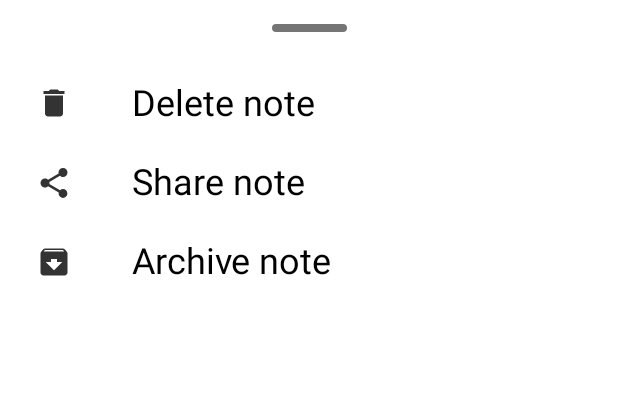
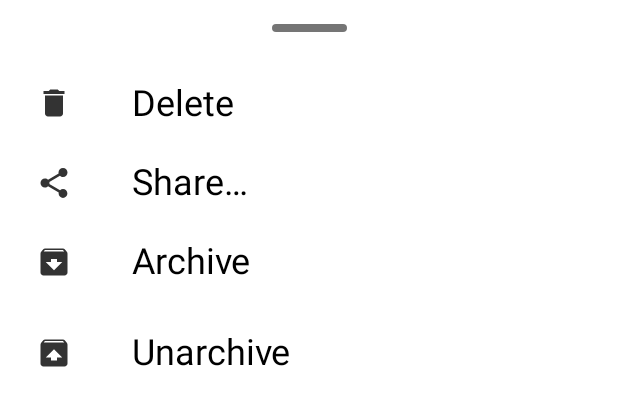
Before and after one commit to Nnamodi/Jotter, an Android app: the layout jot_bottom_sheet.xml on its own in the app's theme, with its tools: preview values and no code run, on a phone screen of 412 x 824 dp. Shown: the top 406 px of the screen. Run offline under Robolectric (Android 15) with nearby library versions, the phone set to English and light mode, and no system bars.

Commit message:
Bugfix with new functionality

```diff
--- a/app/src/main/java/com/roland/android/jotter/util/NoteRepository.kt
+++ b/app/src/main/java/com/roland/android/jotter/util/NoteRepository.kt
@@ -5,9 +5,9 @@ import com.roland.android.jotter.database.NoteDao
 import com.roland.android.jotter.model.Note
 
 class NoteRepository(private val noteDao: NoteDao) {
-    val getNotes: LiveData<List<Note>> = noteDao.getNotes()
+    val getNotes: LiveData<List<Note>> = noteDao.getNotes(false)
 
-    val getArchivedNotes: LiveData<List<Note>> = noteDao.getArchivedNotes(false)
+    val getArchivedNotes: LiveData<List<Note>> = noteDao.getNotes(true)
 
     suspend fun addNote(note: Note) {
         noteDao.addNote(note)
--- a/app/src/main/java/com/roland/android/jotter/view/JotEditFragment.kt
+++ b/app/src/main/java/com/roland/android/jotter/view/JotEditFragment.kt
@@ -75,7 +75,6 @@ class JotEditFragment : Fragment() {
             note.title = noteTitle.text.toString()
             note.body = noteBody.text.toString()
             note.date = Calendar.getInstance().time
-            note.archived = false
             jotViewModel.addNotes(note)
             findNavController().navigateUp()
             Toast.makeText(context, getString(R.string.save_note_text), Toast.LENGTH_SHORT).show()
@@ -93,6 +92,7 @@ class JotEditFragment : Fragment() {
             note.title = noteTitle.text.toString()
             note.body = noteBody.text.toString()
             note.date = Calendar.getInstance().time
+            note.archived = args.edit?.archived!!
             if (titleIsSame && bodyIsSame) {
                 findNavController().navigateUp()
             } else {
--- a/app/src/main/java/com/roland/android/jotter/viewModel/JotterViewModel.kt
+++ b/app/src/main/java/com/roland/android/jotter/viewModel/JotterViewModel.kt
@@ -37,4 +37,9 @@ class JotterViewModel(app: Application) : AndroidViewModel(app) {
             repository.deleteNote(note)
         }
     }
+
+    fun archiveNote(note: Note, archive: Boolean) {
+        note.archived = archive
+        updateNote(note)
+    }
 }
--- /dev/null
+++ b/app/src/main/res/drawable-anydpi/unarchive_icon.xml
@@ -0,0 +1,11 @@
+<vector xmlns:android="http://schemas.android.com/apk/res/android"
+    android:width="24dp"
+    android:height="24dp"
+    android:viewportWidth="24"
+    android:viewportHeight="24"
+    android:tint="#FFFFFF"
+    android:alpha="0.8">
+  <path
+      android:fillColor="@android:color/white"
+      android:pathData="M20.55,5.22l-1.39,-1.68C18.88,3.21 18.47,3 18,3H6C5.53,3 5.12,3.21 4.85,3.55L3.46,5.22C3.17,5.57 3,6.01 3,6.5V19c0,1.1 0.89,2 2,2h14c1.1,0 2,-0.9 2,-2V6.5C21,6.01 20.83,5.57 20.55,5.22zM12,9.5l5.5,5.5H14v2h-4v-2H6.5L12,9.5zM5.12,5l0.82,-1h12l0.93,1H5.12z"/>
+</vector>
--- a/app/src/main/res/layout/jot_bottom_sheet.xml
+++ b/app/src/main/res/layout/jot_bottom_sheet.xml
@@ -27,6 +27,7 @@
             android:layout_width="0dp"
             android:layout_height="wrap_content"
             android:layout_marginTop="20dp"
+            android:contentDescription="@string/delete"
             android:foreground="?android:attr/selectableItemBackground"
             app:layout_constraintEnd_toEndOf="parent"
             app:layout_constraintStart_toStartOf="parent"
@@ -39,7 +40,7 @@
                 android:layout_marginStart="24dp"
                 android:layout_marginTop="4dp"
                 android:layout_marginBottom="2dp"
-                android:contentDescription="@string/delete_note"
+                android:contentDescription="@string/delete"
                 app:layout_constraintBottom_toBottomOf="@+id/textView"
                 app:layout_constraintStart_toStartOf="parent"
                 app:layout_constraintTop_toTopOf="@+id/textView"
@@ -54,7 +55,7 @@
                 android:layout_marginTop="10dp"
                 android:layout_marginEnd="16dp"
                 android:layout_marginBottom="10dp"
-                android:text="@string/delete_note"
+                android:text="@string/delete"
                 android:textSize="24sp"
                 app:layout_constraintBottom_toBottomOf="parent"
                 app:layout_constraintEnd_toEndOf="parent"
@@ -66,6 +67,7 @@
             android:id="@+id/share_note"
             android:layout_width="0dp"
             android:layout_height="wrap_content"
+            android:contentDescription="@string/share"
             android:foreground="?android:attr/selectableItemBackground"
             app:layout_constraintEnd_toEndOf="parent"
             app:layout_constraintStart_toStartOf="parent"
@@ -78,7 +80,7 @@
                 android:layout_marginStart="24dp"
                 android:layout_marginTop="4dp"
                 android:layout_marginBottom="1dp"
-                android:contentDescription="@string/share_note"
+                android:contentDescription="@string/share"
                 app:layout_constraintBottom_toBottomOf="@+id/textView2"
                 app:layout_constraintStart_toStartOf="parent"
                 app:layout_constraintTop_toTopOf="@+id/textView2"
@@ -93,7 +95,7 @@
                 android:layout_marginTop="10dp"
                 android:layout_marginEnd="16dp"
                 android:layout_marginBottom="10dp"
-                android:text="@string/share_note"
+                android:text="@string/share"
                 android:textSize="24sp"
                 app:layout_constraintBottom_toBottomOf="parent"
                 app:layout_constraintEnd_toEndOf="parent"
@@ -106,8 +108,9 @@
             android:layout_width="0dp"
             android:layout_height="wrap_content"
             android:layout_marginBottom="8dp"
+            android:contentDescription="@string/archive"
             android:foreground="?android:attr/selectableItemBackground"
-            app:layout_constraintBottom_toBottomOf="parent"
+            app:layout_constraintBottom_toTopOf="@+id/unarchive_note"
             app:layout_constraintEnd_toEndOf="parent"
             app:layout_constraintStart_toStartOf="parent"
             app:layout_constraintTop_toBottomOf="@+id/share_note">
@@ -119,7 +122,7 @@
                 android:layout_marginStart="24dp"
                 android:layout_marginTop="4dp"
                 android:layout_marginBottom="1dp"
-                android:contentDescription="@string/share_note"
+                android:contentDescription="@string/archive"
                 app:layout_constraintBottom_toBottomOf="@+id/textView3"
                 app:layout_constraintStart_toStartOf="parent"
                 app:layout_constraintTop_toTopOf="@+id/textView3"
@@ -134,12 +137,54 @@
                 android:layout_marginTop="10dp"
                 android:layout_marginEnd="16dp"
                 android:layout_marginBottom="10dp"
-                android:text="@string/archive_note"
+                android:text="@string/archive"
                 android:textSize="24sp"
                 app:layout_constraintBottom_toBottomOf="parent"
                 app:layout_constraintEnd_toEndOf="parent"
                 app:layout_constraintStart_toEndOf="@id/archive"
                 app:layout_constraintTop_toTopOf="parent" />
         </androidx.constraintlayout.widget.ConstraintLayout>
+
+        <androidx.constraintlayout.widget.ConstraintLayout
+            android:id="@+id/unarchive_note"
+            android:layout_width="0dp"
+            android:layout_height="wrap_content"
+            android:layout_marginBottom="8dp"
+            android:contentDescription="@string/unarchive"
+            android:foreground="?android:attr/selectableItemBackground"
+            app:layout_constraintBottom_toBottomOf="parent"
+            app:layout_constraintEnd_toEndOf="parent"
+            app:layout_constraintStart_toStartOf="parent"
+            app:layout_constraintTop_toBottomOf="@+id/archive_note">
+
+            <ImageView
+                android:id="@+id/unarchive"
+                android:layout_width="24dp"
+                android:layout_height="24dp"
+                android:layout_marginStart="24dp"
+                android:layout_marginTop="4dp"
+                android:layout_marginBottom="1dp"
+                android:contentDescription="@string/unarchive"
+                app:layout_constraintBottom_toBottomOf="@+id/textView4"
+                app:layout_constraintStart_toStartOf="parent"
+                app:layout_constraintTop_toTopOf="@+id/textView4"
+                app:srcCompat="@drawable/unarchive_icon"
+                app:tint="?attr/colorOnSecondary" />
+
+            <TextView
+                android:id="@+id/textView4"
+                android:layout_width="0dp"
+                android:layout_height="wrap_content"
+                android:layout_marginStart="40dp"
+                android:layout_marginTop="10dp"
+                android:layout_marginEnd="16dp"
+                android:layout_marginBottom="10dp"
+                android:text="@string/unarchive"
+                android:textSize="24sp"
+                app:layout_constraintBottom_toBottomOf="parent"
+                app:layout_constraintEnd_toEndOf="parent"
+                app:layout_constraintStart_toEndOf="@id/unarchive"
+                app:layout_constraintTop_toTopOf="parent" />
+        </androidx.constraintlayout.widget.ConstraintLayout>
     </androidx.constraintlayout.widget.ConstraintLayout>
 </androidx.coordinatorlayout.widget.CoordinatorLayout>
--- a/app/src/main/res/menu/jotter_item_selected.xml
+++ b/app/src/main/res/menu/jotter_item_selected.xml
@@ -4,7 +4,7 @@
     <item
         android:id="@+id/share_note"
         android:icon="@drawable/share_icon"
-        android:title="@string/share_note" />
+        android:title="@string/share" />
     <item
         android:id="@+id/archive_note"
         android:icon="@drawable/archive_icon"
--- a/app/src/main/res/navigation/jotter_map.xml
+++ b/app/src/main/res/navigation/jotter_map.xml
@@ -67,7 +67,7 @@
     <fragment
         android:id="@+id/archiveFragment"
         android:name="com.roland.android.jotter.view.ArchiveFragment"
-        android:label="Archive"
+        android:label="@string/archived"
         tools:layout="@layout/fragment_archive">
         <action
             android:id="@+id/archive_to_jot"
--- a/app/src/main/res/values/strings.xml
+++ b/app/src/main/res/values/strings.xml
@@ -10,16 +10,15 @@
     <string name="type_note">Type note</string>
     <string name="more_options">More options</string>
     <string name="night_mode">Night mode</string>
-    <string name="light_mode">Light Mode</string>
+    <string name="light_mode">Light mode</string>
     <string name="date">3|4|2022</string>
     <string name="time">1:37am</string>
     <string name="saving_empty_note_text">Note must not be empty.</string>
     <string name="save_note_text">Note saved.</string>
-    <string name="delete_note">Delete note</string>
     <string name="note_deleted_text">Note deleted.</string>
     <string name="note_updated_text">Note updated successfully.</string>
     <string name="note_not_updated_text">Fill in at least one field</string>
-    <string name="share_note">Share note</string>
+    <string name="share">Share…</string>
     <string name="yes">Yes</string>
     <string name="no">No</string>
     <string name="delete_message">Delete %s?</string>
@@ -28,9 +27,12 @@
     <string name="jotter_empty_text"><b>No notes saved.</b>\n\nClick on the \'add button\' (+) below to write a note.</string>
     <string name="delete">Delete</string>
     <string name="archive">Archive</string>
+    <string name="archived">Archived</string>
     <string name="empty_archive_text">Archive a note to see it here.</string>
-    <string name="archive_note">Archive note</string>
     <string name="jot_archived">%s archived</string>
     <string name="note_archived">Notes archived</string>
     <string name="chooser_title">Share note via</string>
+    <string name="unarchive">Unarchive</string>
+    <string name="jot_unarchived">%s unarchived</string>
+    <string name="undo">UNDO</string>
 </resources>
```
Also changed, not shown: app/src/main/java/com/roland/android/jotter/database/NoteDao.kt (+2 -5 lines), app/src/main/java/com/roland/android/jotter/view/JotBottomSheet.kt (+15 -1 lines), app/src/main/java/com/roland/android/jotter/view/JotterFragment.kt (+6 -2 lines), app/src/main/res/layout/jotter_bottom_sheet.xml (+8 -6 lines).
